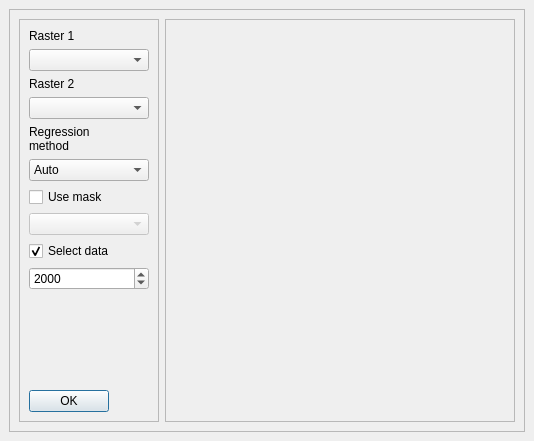
Old version of the form RasterScatter_dockwidget_base.ui in the repository JakubBrom/RasterScatterplot.
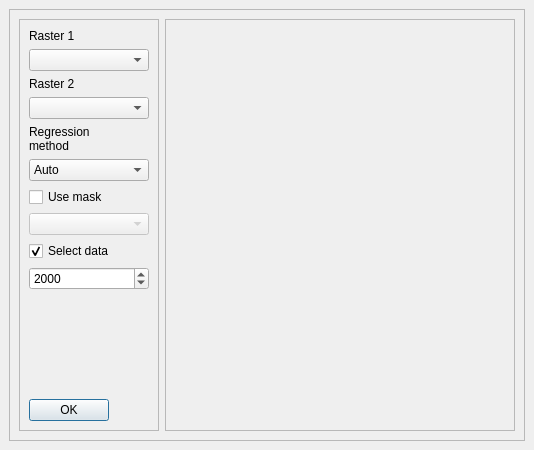
New version of the form. Custom widgets are drawn as their Qt base class.

```diff
--- a/RasterScatter_dockwidget_base.ui
+++ b/RasterScatter_dockwidget_base.ui
@@ -7,13 +7,13 @@
     <x>0</x>
     <y>0</y>
     <width>534</width>
-    <height>441</height>
+    <height>450</height>
    </rect>
   </property>
   <property name="minimumSize">
    <size>
     <width>520</width>
-    <height>350</height>
+    <height>450</height>
    </size>
   </property>
   <property name="maximumSize">
@@ -50,7 +50,7 @@
          <x>0</x>
          <y>0</y>
          <width>514</width>
-         <height>401</height>
+         <height>410</height>
         </rect>
        </property>
        <layout class="QHBoxLayout" name="horizontalLayout">
```
